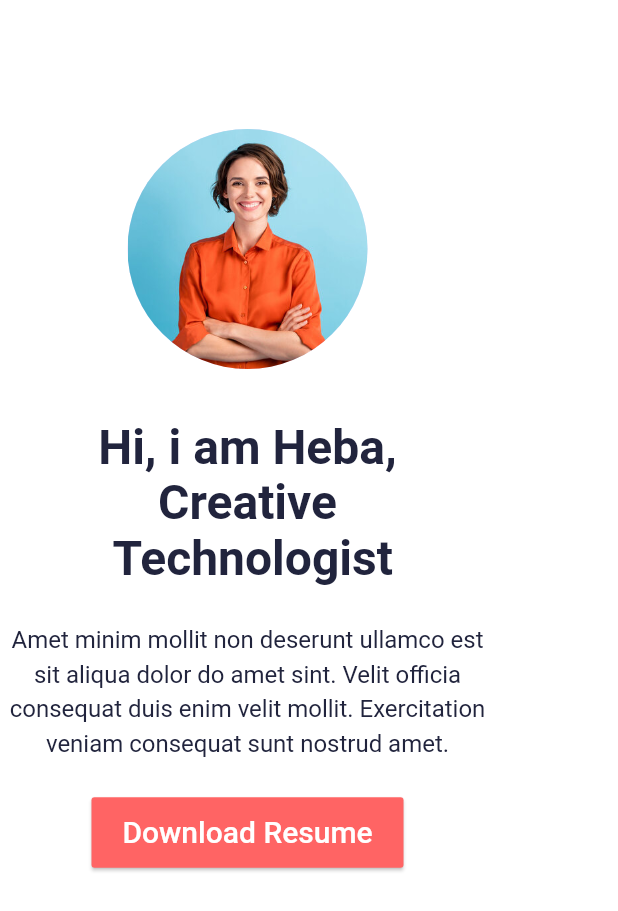
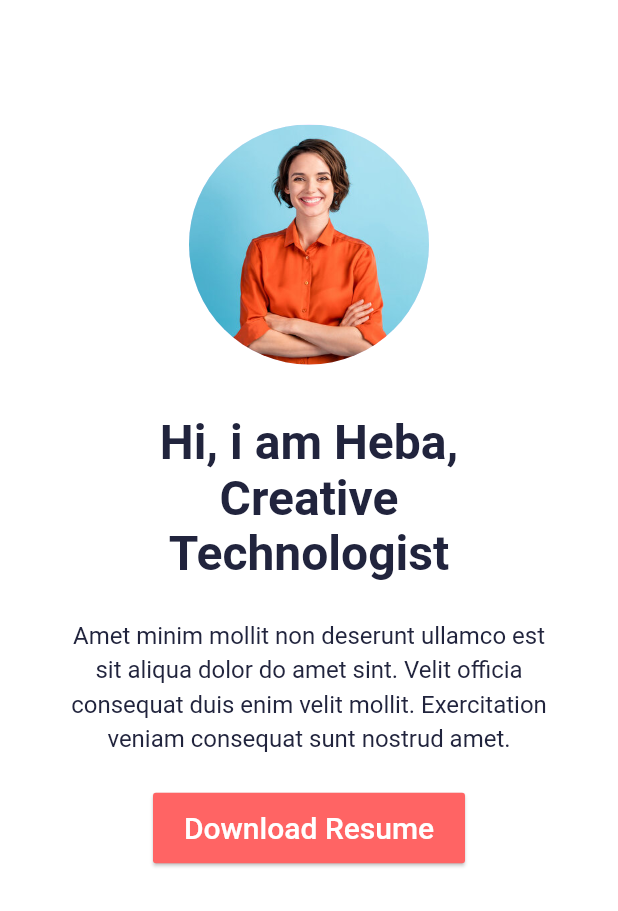
Before and after one commit to HebaBakry/Portfolio_UI, a Flutter app: the screen it shows after launch, on a phone screen of 412 x 824 dp. Shown: the top 911 px of the screen. Run offline on Flutter 3.47's test engine with Material 3 defaults, Android fonts, the phone set to English and light mode, and no system bars.

Commit message:
edit center text

```diff
--- a/portfolio/lib/main.dart
+++ b/portfolio/lib/main.dart
@@ -56,17 +56,18 @@ class PortfolioPage extends StatelessWidget {
   @override
   Widget build(BuildContext context) {
     return Scaffold(
-      body: Column(
+      body: Center(
+        child: Column(
           crossAxisAlignment: CrossAxisAlignment.center,
           children: [
-          SizedBox(height: 86),
+            SizedBox(height: 83),
             CircleAvatar(
               radius: 80,
               backgroundImage: AssetImage('assets/images/person.jpg'),
             ),
             SizedBox(height: 34),
             Text(
-            'Hi, i am Heba,\nCreative\n Technologist',
+              'Hi, i am Heba,\nCreative\nTechnologist',
               style: Theme.of(context).textTheme.displayMedium,
               textAlign: TextAlign.center,
             ),
@@ -82,7 +83,6 @@ class PortfolioPage extends StatelessWidget {
             SizedBox(height: 24),
             ElevatedButton(
               onPressed: () {},
-            style: Theme.of(context).elevatedButtonTheme.style,
               child: Text(
                 'Download Resume',
                 style: Theme.of(context).textTheme.displaySmall,
@@ -90,6 +90,7 @@ class PortfolioPage extends StatelessWidget {
             ),
           ],
         ),
+      ),
     );
   }
 }
```
Lines whose indentation alone changed are shown as unchanged.
